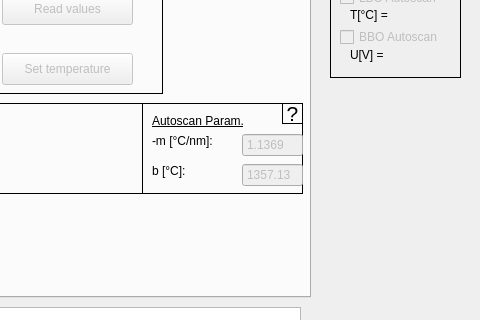
Qt form pulsed_laser_interface.ui (XenoBene/PulsedLaserGUI) before a commit; both pictures show x 290 to 770 and y 153 to 473 of the 770 by 658 pixel window.
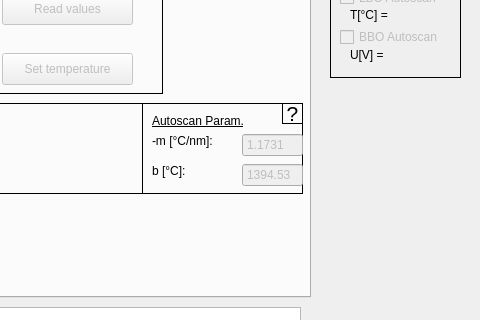
The same form after that commit. The open tabs and pages were chosen to show the change.

Commit message: Fixed a bug where the GUI crashed when trying to connect the PMs while they are not available

Diff of the .ui file:
```diff
--- a/pulsed_laser_interface.ui
+++ b/pulsed_laser_interface.ui
@@ -2559,7 +2559,7 @@
         <double>0.100000000000000</double>
        </property>
        <property name="value">
-        <double>1.136900000000000</double>
+        <double>1.173100000000000</double>
        </property>
       </widget>
       <widget class="QDoubleSpinBox" name="lbo_lineEdit_offset">
@@ -2593,7 +2593,7 @@
         <double>0.100000000000000</double>
        </property>
        <property name="value">
-        <double>1357.130000000000109</double>
+        <double>1394.529999999999973</double>
        </property>
       </widget>
       <widget class="QLabel" name="label_27">
```
The commit also changes 4 other files.
